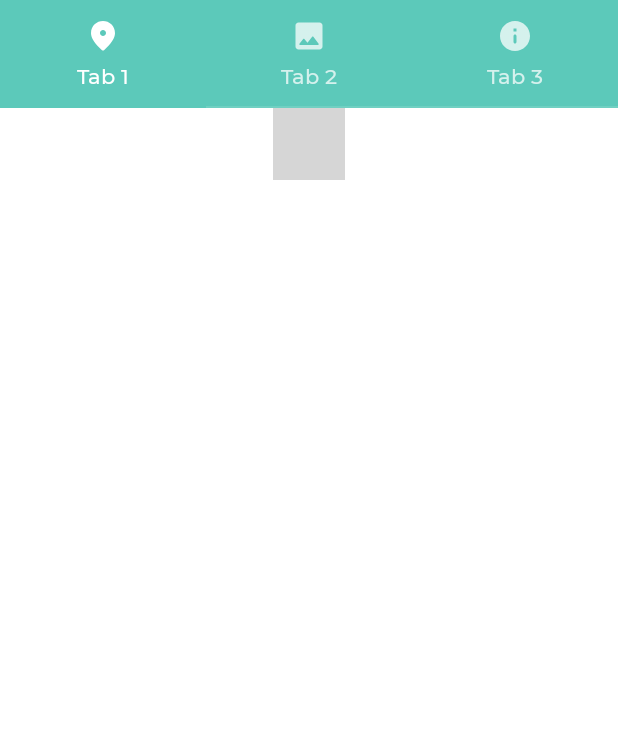
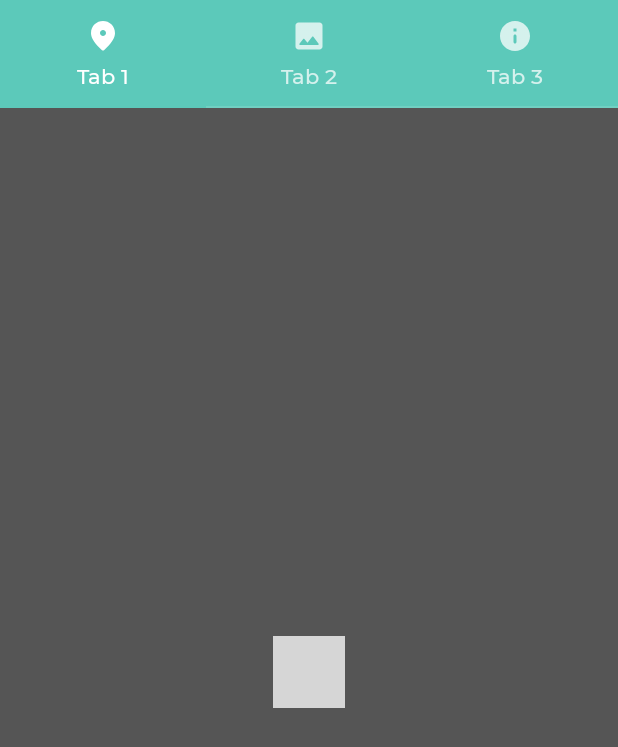
Before and after one commit to sjaindl/TravelCompanion, an Android app built with Jetpack Compose: the @Preview function DetailsTabBarLayoutPreview, on a phone screen of 412 x 824 dp. Shown: the top 747 px of the screen. Run offline under Robolectric (Android 15) with nearby library versions, the phone set to English and light mode, and no system bars; our stand-ins replace accompanist; 2 statements that could not run were skipped; grey boxes are pictures that could not be loaded.

Commit message:
Inject items into DetailsTabBarLayoutPreview

```diff
--- a/app/src/main/java/com/sjaindl/travelcompanion/explore/details/DetailsTabBarLayout.kt
+++ b/app/src/main/java/com/sjaindl/travelcompanion/explore/details/DetailsTabBarLayout.kt
@@ -1,34 +1,36 @@
 package com.sjaindl.travelcompanion.explore.details
 
-import androidx.compose.foundation.layout.Arrangement
+import androidx.compose.foundation.background
 import androidx.compose.foundation.layout.Column
-import androidx.compose.foundation.layout.padding
+import androidx.compose.foundation.layout.fillMaxSize
 import androidx.compose.material.*
 import androidx.compose.material.MaterialTheme.colors
+import androidx.compose.material.icons.Icons
+import androidx.compose.material.icons.rounded.Info
+import androidx.compose.material.icons.rounded.Photo
+import androidx.compose.material.icons.rounded.Place
 import androidx.compose.runtime.Composable
 import androidx.compose.runtime.rememberCoroutineScope
 import androidx.compose.ui.Modifier
+import androidx.compose.ui.res.stringResource
 import androidx.compose.ui.text.style.TextOverflow
 import androidx.compose.ui.tooling.preview.Preview
-import androidx.compose.ui.unit.dp
 import com.google.accompanist.pager.ExperimentalPagerApi
 import com.google.accompanist.pager.HorizontalPager
 import com.google.accompanist.pager.pagerTabIndicatorOffset
 import com.google.accompanist.pager.rememberPagerState
+import com.sjaindl.travelcompanion.R
 import com.sjaindl.travelcompanion.theme.TravelCompanionTheme
 import kotlinx.coroutines.launch
 
 @OptIn(ExperimentalPagerApi::class)
 @Composable
-fun DetailsTabBarLayout() {
+fun DetailsTabBarLayout(tabRowItems: List<TabItem>) {
     val pagerState = rememberPagerState()
     val coroutineScope = rememberCoroutineScope()
 
     TravelCompanionTheme {
-        Column(
-            modifier = Modifier.padding(0.dp),
-            verticalArrangement = Arrangement.Bottom
-        ) {
+        Column {
             TabRow(
                 selectedTabIndex = pagerState.currentPage,
                 indicator = { tabPositions ->
@@ -41,7 +43,11 @@ fun DetailsTabBarLayout() {
                 tabRowItems.forEachIndexed { index, item ->
                     Tab(
                         selected = pagerState.currentPage == index,
-                        onClick = { coroutineScope.launch { pagerState.animateScrollToPage(index) } },
+                        onClick = {
+                            coroutineScope.launch {
+                                pagerState.animateScrollToPage(index)
+                            }
+                        },
                         icon = {
                             Icon(imageVector = item.icon, contentDescription = "")
                         },
@@ -55,9 +61,13 @@ fun DetailsTabBarLayout() {
                     )
                 }
             }
+
             HorizontalPager(
                 count = tabRowItems.size,
                 state = pagerState,
+                modifier = Modifier
+                    .fillMaxSize()
+                    .background(colors.background)
             ) {
                 tabRowItems[pagerState.currentPage].screen()
             }
@@ -68,5 +78,23 @@ fun DetailsTabBarLayout() {
 @Preview
 @Composable
 fun DetailsTabBarLayoutPreview() {
-    DetailsTabBarLayout()
+    DetailsTabBarLayout(
+        tabRowItems = listOf(
+            TabItem(
+                title = "Tab 1",
+                screen = { TabScreen(text = stringResource(id = R.string.detail)) },
+                icon = Icons.Rounded.Place,
+            ),
+            TabItem(
+                title = "Tab 2",
+                screen = { TabScreen(text = stringResource(id = R.string.photos)) },
+                icon = Icons.Rounded.Photo,
+            ),
+            TabItem(
+                title = "Tab 3",
+                screen = { TabScreen(text = stringResource(id = R.string.info)) },
+                icon = Icons.Rounded.Info,
+            )
+        )
+    )
 }
--- a/app/src/main/java/com/sjaindl/travelcompanion/explore/details/TabScreen.kt
+++ b/app/src/main/java/com/sjaindl/travelcompanion/explore/details/TabScreen.kt
@@ -17,7 +17,7 @@ import com.sjaindl.travelcompanion.R
 import com.sjaindl.travelcompanion.theme.TravelCompanionTheme
 
 @Composable
-private fun TabScreen(
+fun TabScreen(
     text: String,
 ) {
     TravelCompanionTheme {
@@ -33,24 +33,6 @@ private fun TabScreen(
     }
 }
 
-val tabRowItems = listOf(
-    TabItem(
-        title = "Tab 1",
-        screen = { TabScreen(text = stringResource(id = R.string.detail)) },
-        icon = Icons.Rounded.Place,
-    ),
-    TabItem(
-        title = "Tab 2",
-        screen = { TabScreen(text = stringResource(id = R.string.photos)) },
-        icon = Icons.Rounded.Photo,
-    ),
-    TabItem(
-        title = "Tab 3",
-        screen = { TabScreen(text = stringResource(id = R.string.info)) },
-        icon = Icons.Rounded.Info,
-    )
-)
-
 @Preview
 @Composable
 fun TabScreenPreview() {
```
